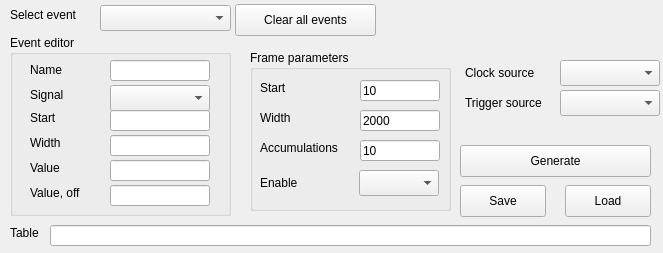
This is timinggenerator.ui in MOBILionSystems/MIPS-app-MOBILion as Qt 5 draws it before an edit. The edited form follows.
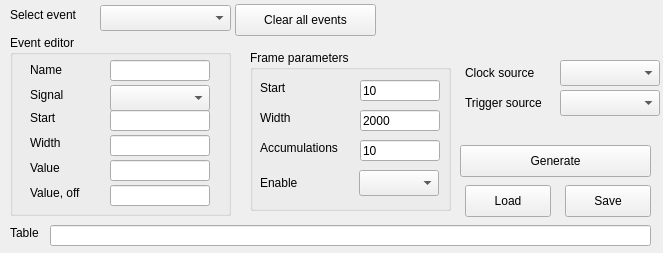
This is the edited form.

The edit to the form file:
```diff
--- a/timinggenerator.ui
+++ b/timinggenerator.ui
@@ -426,7 +426,7 @@
   <widget class="QPushButton" name="pbSave">
    <property name="geometry">
     <rect>
-     <x>460</x>
+     <x>565</x>
      <y>185</y>
      <width>86</width>
      <height>32</height>
@@ -442,7 +442,7 @@
   <widget class="QPushButton" name="pbLoad">
    <property name="geometry">
     <rect>
-     <x>565</x>
+     <x>465</x>
      <y>185</y>
      <width>86</width>
      <height>32</height>
```
